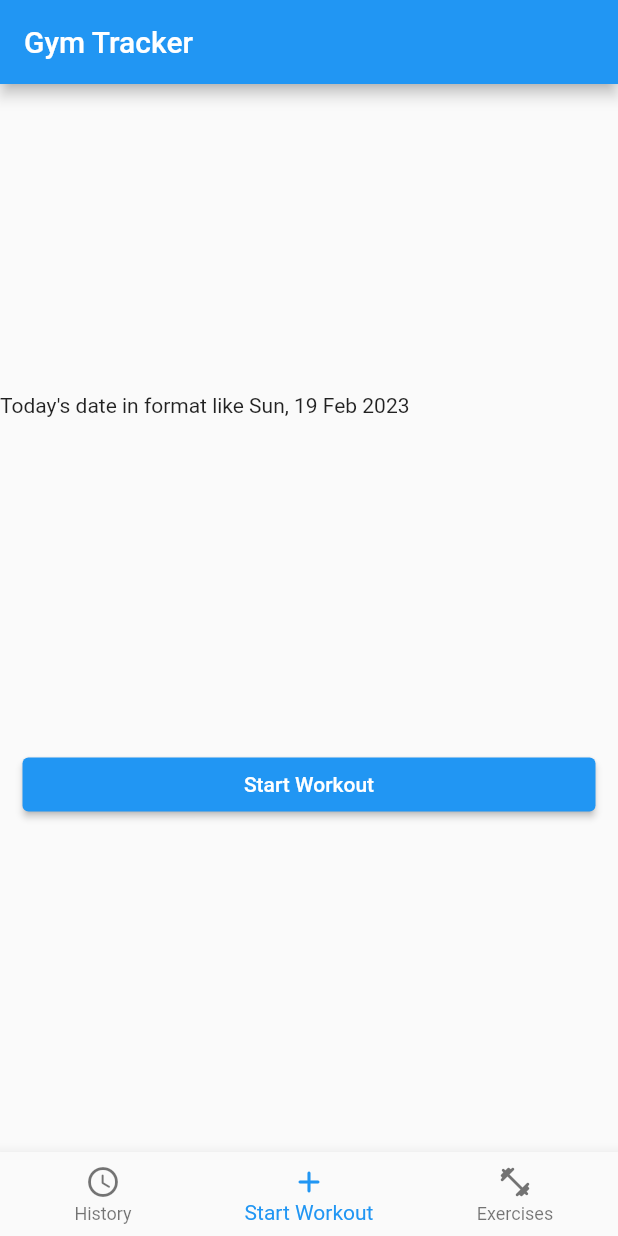
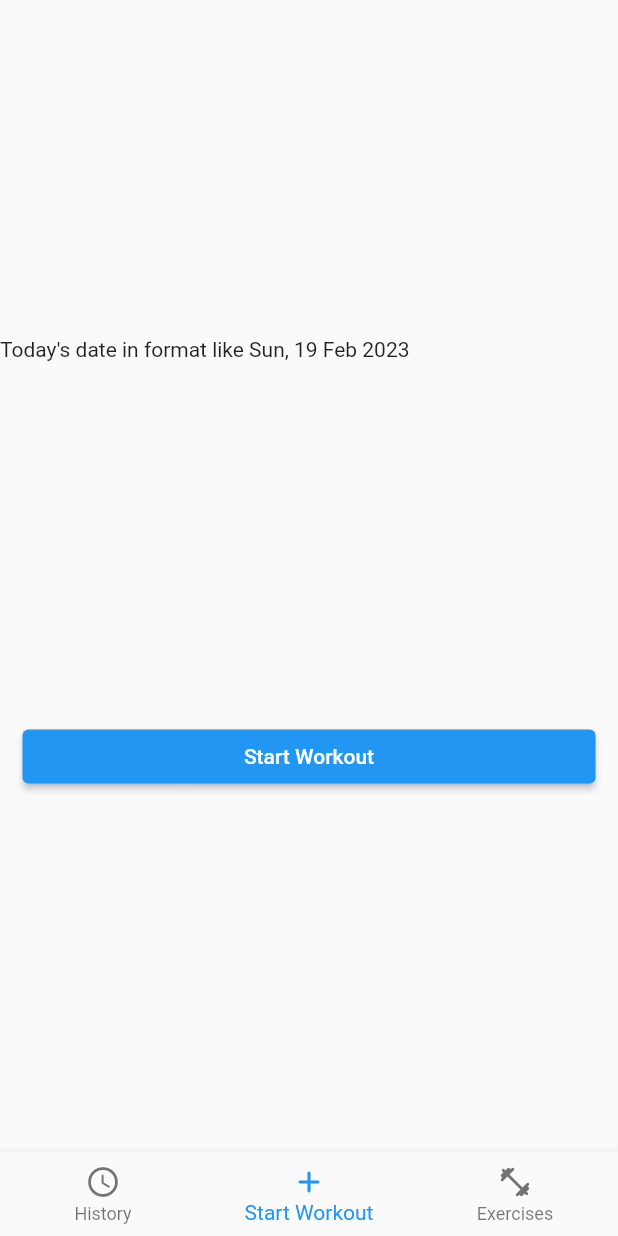
Before and after one commit to vitalikmordak/gym_tracker, a Flutter app: the screen it shows after launch, on a phone screen of 412 x 824 dp. Run offline on Flutter 3.47's test engine with Material 2 defaults, Android fonts, the phone set to English and light mode, and no system bars.

Commit message:
Remove default appBar

```diff
--- a/lib/main.dart
+++ b/lib/main.dart
@@ -44,9 +44,6 @@ class _BottomNavigatorBarState extends State<BottomNavigatorBar> {
   @override
   Widget build(BuildContext context) {
     return Scaffold(
-      appBar: AppBar(
-        title: const Text('Gym Tracker'),
-      ),
       body: Center(
         child: _pages.elementAt(_selectedIndex),
       ),
```
